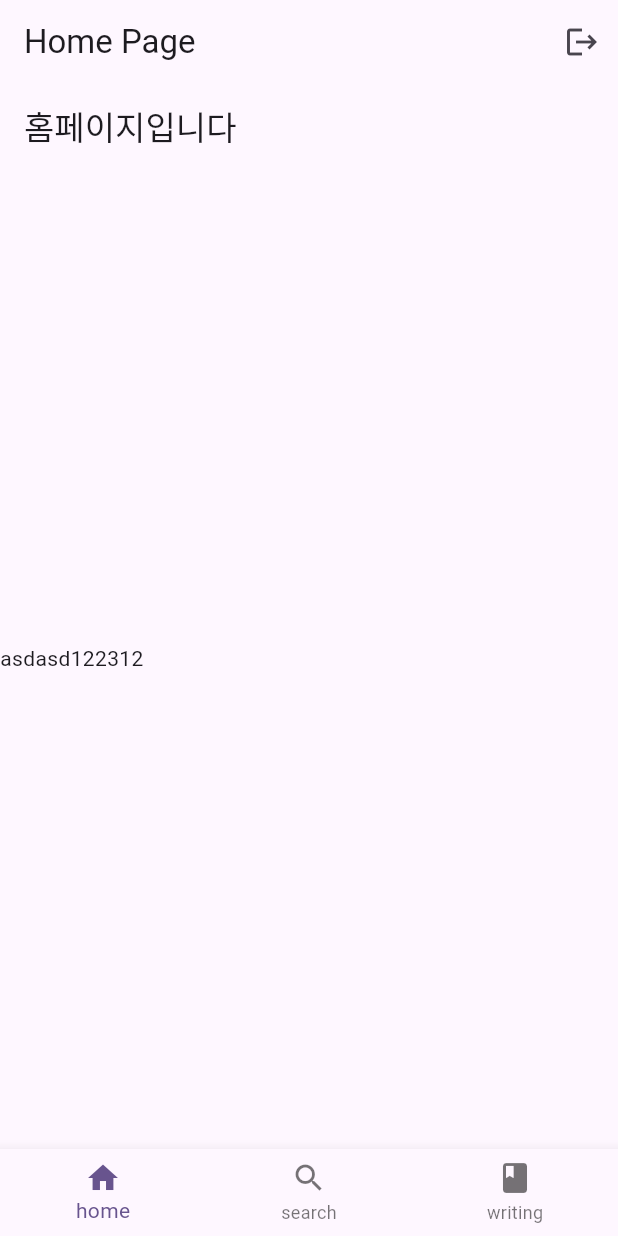
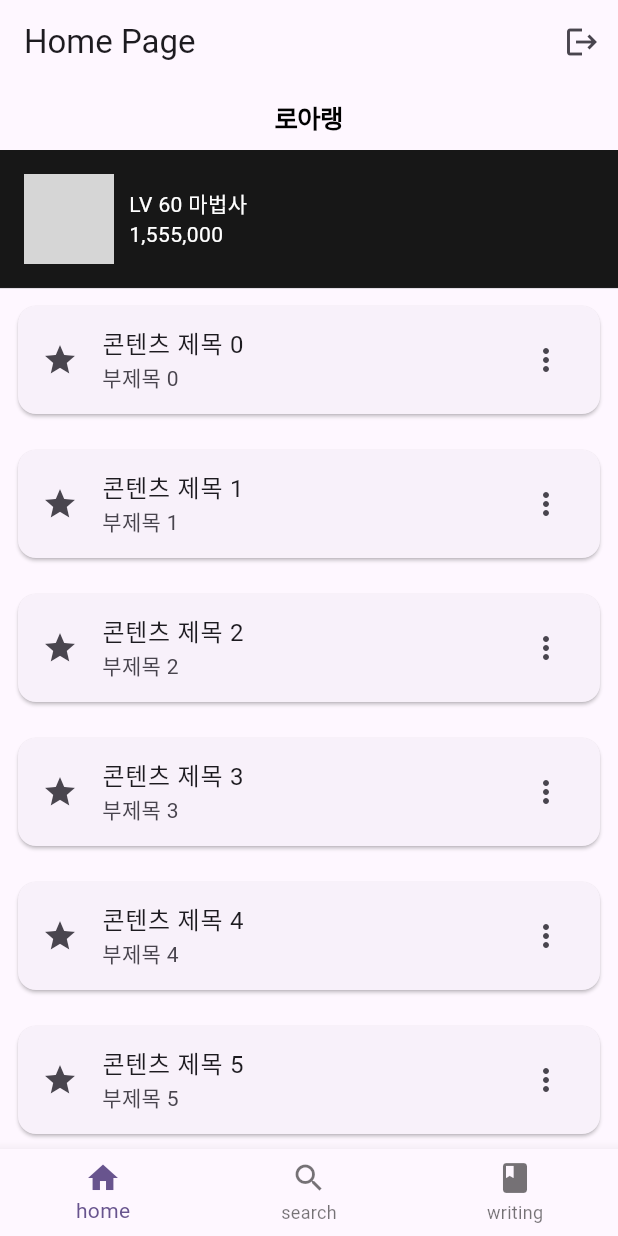
Before and after one commit to woorog/untitled1, a Flutter app: the screen it shows once a user with an empty profile is signed in, on a phone screen of 412 x 824 dp. Run offline on Flutter 3.47's test engine with Material 3 defaults, Android fonts, the phone set to English and light mode, and no system bars; our stand-ins replace cloud_firestore, firebase_auth, firebase_core; missing offline and left inert: firebase_ui_auth, firebase_ui_oauth_google; accounts and stored records are empty; network calls fail; grey boxes are pictures that could not be loaded.

Commit message:
flutter ver1.16

```diff
--- /dev/null
+++ b/lib/tab/home/home_test.dart
@@ -0,0 +1,80 @@
+import 'package:flutter/material.dart';
+import 'package:flutter/cupertino.dart';
+
+class Test extends StatelessWidget {
+  const Test({super.key});
+
+  @override
+  Widget build(BuildContext context) {
+    return CupertinoPageScaffold(
+      navigationBar: const CupertinoNavigationBar(
+        middle: Text('로아랭'),
+      ),
+      child: SafeArea(
+        child: Column(
+          children: <Widget>[
+            // 사용자 프로필 섹션
+            _buildUserProfileSection(),
+            // 콘텐츠 리스트
+            Expanded(
+              child: ListView.builder(
+                itemCount: 10, // 임시 항목 개수
+                itemBuilder: (context, index) {
+                  return _buildContentListItem(index);
+                },
+              ),
+            ),
+          ],
+        ),
+      ),
+    );
+  }
+
+  Widget _buildUserProfileSection() {
+    return Container(
+      padding: const EdgeInsets.all(16.0),
+      decoration: const BoxDecoration(
+        color: CupertinoColors.darkBackgroundGray,
+        border: Border(
+          bottom: BorderSide(color: CupertinoColors.separator, width: 0.0),
+        ),
+      ),
+      child: const Row(
+        children: <Widget>[
+          CircleAvatar(
+            radius: 30.0,
+            backgroundImage: NetworkImage('https://example.com/profile_image.png'),
+          ),
+          SizedBox(width: 10),
+          Column(
+            crossAxisAlignment: CrossAxisAlignment.start,
+            children: <Widget>[
+              Text(
+                'LV 60 마법사',
+                style: TextStyle(color: CupertinoColors.white),
+              ),
+              Text(
+                '1,555,000',
+                style: TextStyle(color: CupertinoColors.white),
+              ),
+            ],
+          )
+        ],
+      ),
+    );
+  }
+
+  Widget _buildContentListItem(int index) {
+    return Container(
+      padding: const EdgeInsets.all(8.0),
+      child: Card(
+        child: ListTile(
+          leading: Icon(Icons.star),
+          title: Text('콘텐츠 제목 $index'),
+          subtitle: Text('부제목 $index'),
+          trailing: Icon(Icons.more_vert),
+        ),
+      ),
+    );
+  }
+}
--- a/lib/tab/tab_page.dart
+++ b/lib/tab/tab_page.dart
@@ -4,6 +4,7 @@ import 'package:flutter/material.dart';
 import 'package:untitled1/login_page/auth_gath.dart';
 import 'package:untitled1/tab/account/writing_page.dart';
 import 'package:untitled1/tab/home/home_page.dart';
+import 'package:untitled1/tab/home/home_test.dart';
 import 'package:untitled1/tab/search/srearch_page.dart';
 
 
@@ -17,7 +18,7 @@ class TabPage extends StatefulWidget {
 class _TabPageState extends State<TabPage> {
   int currentIndex = 0;
   final pages=const [
-    HomePage(),
+    Test(),
     SearchPage(),
     New(),
   ];
```
